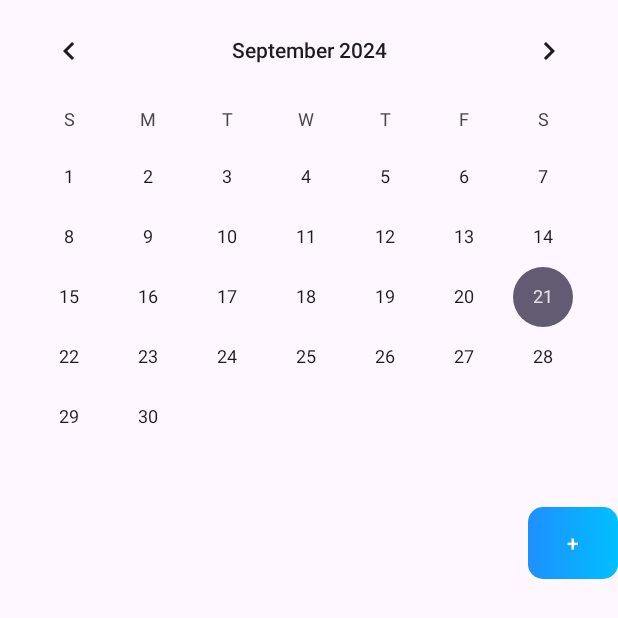
After one commit to Watanabe-39/StudyApp, an Android app: the SetTasksActivity screen opened directly, with no data from a screen before it, on a phone screen of 412 x 824 dp. The commit adds this screen. Shown: the top 618 px of the screen. Run offline under Robolectric (Android 15) with nearby library versions, the phone set to English and light mode, and no system bars.

Commit message:
SetTasksActivity

```diff
--- a/app/src/main/AndroidManifest.xml
+++ b/app/src/main/AndroidManifest.xml
@@ -31,6 +31,8 @@
         <activity android:name=".StudyTimeActivity"
             android:exported="false">
         </activity>
+        <activity android:name=".SetTasksActivity"
+            android:exported="false"/>
     </application>
 
 </manifest>
--- a/app/src/main/java/com/example/studyapp/DBHelper.kt
+++ b/app/src/main/java/com/example/studyapp/DBHelper.kt
@@ -15,7 +15,8 @@ class DBHelper(
         private const val SQL_CREATE_TASKS_TABLE = """
             CREATE TABLE tasks (
                 id INTEGER PRIMARY KEY AUTOINCREMENT,
-                task_name TEXT
+                task_name TEXT,
+                date TEXT NOT NULL
             )
         """
         private const val SQL_CREATE_EVENTS_TABLE = """
--- /dev/null
+++ b/app/src/main/java/com/example/studyapp/SetTasksActivity.kt
@@ -0,0 +1,36 @@
+package com.example.studyapp
+
+import android.os.Bundle
+import android.widget.Button
+import android.widget.CalendarView
+import androidx.appcompat.app.AppCompatActivity
+
+class SetTasksActivity : AppCompatActivity(){
+    private lateinit var databaseManager: DatabaseManager
+
+    // UI Components
+    private lateinit var calender: CalendarView
+    private lateinit var addTaskButton: Button
+
+    override fun onCreate(savedInstanceState: Bundle?) {
+        super.onCreate(savedInstanceState)
+        setContentView(R.layout.activity_set_tasks)
+
+        initializeUI()
+
+        /***
+         * <実装メモ>
+         * ユーザーが指定した日付のタスクを追加削除できるようにする
+         * ユーザーがよく使うタスクは保存しておき、入力しやすくする
+         * 周期的なタスクはテンプレート化する(平日はこう、土日はこう、など) <-- そのためにDB再設計
+         *
+         */
+
+    }
+
+    private fun initializeUI() {
+        calender = findViewById(R.id.calendarView)
+        addTaskButton = findViewById(R.id.add_task)
+    }
+
+}
--- a/app/src/main/java/com/example/studyapp/TodoActivity.kt
+++ b/app/src/main/java/com/example/studyapp/TodoActivity.kt
@@ -1,6 +1,7 @@
 package com.example.studyapp
 
 import android.content.ContentValues
+import android.content.Intent
 import android.os.Bundle
 import android.widget.ArrayAdapter
 import android.widget.Button
@@ -20,6 +21,7 @@ class TodoActivity : AppCompatActivity() {
     private lateinit var saveButton: Button
     private lateinit var todoListView: ListView
     private lateinit var deleteButton: Button
+    private lateinit var navigationSetTasks: Button
 
     private var selectedTask: String? = null // 選択されたタスクを保存する変数
 
@@ -29,6 +31,12 @@ class TodoActivity : AppCompatActivity() {
 
         // UIコンポーネントの初期化
         initializeUI()
+
+        // 近日タスク管理画面への遷移
+        navigationSetTasks.setOnClickListener {
+            val intent = Intent(this, SetTasksActivity::class.java)
+            startActivity(intent)
+        }
 
         // データベースマネージャーの初期化
         databaseManager = DatabaseManager.getInstance(this)
@@ -76,6 +84,7 @@ class TodoActivity : AppCompatActivity() {
         saveButton = findViewById(R.id.save_button)
         todoListView = findViewById(R.id.todo_list_view)
         deleteButton = findViewById(R.id.delete_button)
+        navigationSetTasks = findViewById(R.id.set_tasks)
     }
 
     // タスクリストの更新と表示
--- /dev/null
+++ b/app/src/main/res/layout/activity_set_tasks.xml
@@ -0,0 +1,25 @@
+<?xml version="1.0" encoding="utf-8"?>
+<androidx.constraintlayout.widget.ConstraintLayout xmlns:android="http://schemas.android.com/apk/res/android"
+    xmlns:tools="http://schemas.android.com/tools"
+    android:layout_width="match_parent"
+    android:layout_height="match_parent"
+    xmlns:app="http://schemas.android.com/apk/res-auto">
+
+    <CalendarView
+        android:id="@+id/calendarView"
+        android:layout_width="match_parent"
+        android:layout_height="wrap_content"/>
+
+
+    <Button
+        android:id="@+id/add_task"
+        android:layout_width="60dp"
+        android:layout_height="wrap_content"
+        android:background="@drawable/button_design"
+        android:text="+"
+        app:backgroundTint="@null"
+        app:layout_constraintTop_toBottomOf="@id/calendarView"
+        app:layout_constraintEnd_toEndOf="parent"/>
+
+
+</androidx.constraintlayout.widget.ConstraintLayout>
--- a/app/src/main/res/layout/activity_todo.xml
+++ b/app/src/main/res/layout/activity_todo.xml
@@ -64,7 +64,7 @@
         android:id="@+id/set_tasks"
         android:layout_width="wrap_content"
         android:layout_height="wrap_content"
-        android:text="近日予定"
+        android:text="近日タスク"
         app:layout_constraintTop_toBottomOf="@id/delete_button"
         app:layout_constraintBottom_toBottomOf="parent"
         app:layout_constraintStart_toStartOf="parent"
```
